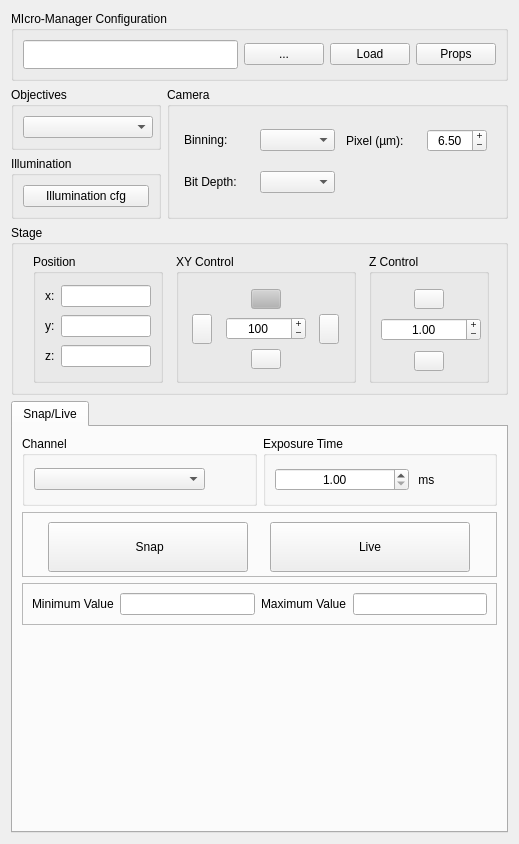
Above: micromanager_gui/_ui/micromanager_gui.ui from fdrgsp/napari-micromanager before the change. Below: the same form after it.
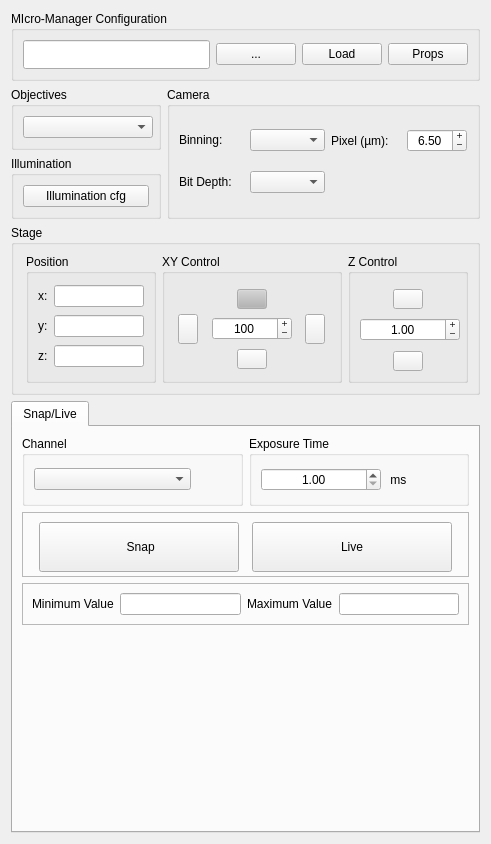
That is the form after the change.

```diff
--- a/micromanager_gui/_ui/micromanager_gui.ui
+++ b/micromanager_gui/_ui/micromanager_gui.ui
@@ -6,7 +6,7 @@
    <rect>
     <x>0</x>
     <y>0</y>
-    <width>519</width>
+    <width>485</width>
     <height>844</height>
    </rect>
   </property>
```
